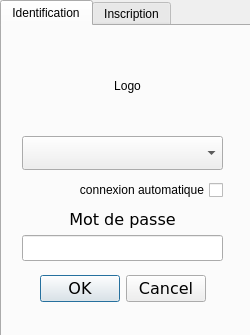
The window that src/views/forms/authdialog.ui (LP-ACPI/VerrouYEAH) describes before a commit, drawn with Qt 5.
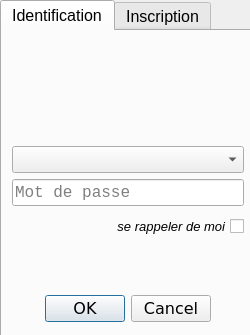
The same window after the commit. Icons and pictures are not drawn.

What changed in the file:
```diff
--- a/src/views/forms/authdialog.ui
+++ b/src/views/forms/authdialog.ui
@@ -41,6 +41,11 @@
      <height>341</height>
     </rect>
    </property>
+   <property name="font">
+    <font>
+     <pointsize>12</pointsize>
+    </font>
+   </property>
    <property name="contextMenuPolicy">
     <enum>Qt::NoContextMenu</enum>
    </property>
@@ -60,18 +65,100 @@
     <widget class="QWidget" name="layoutWidget">
      <property name="geometry">
       <rect>
-       <x>20</x>
-       <y>110</y>
-       <width>201</width>
-       <height>166</height>
+       <x>10</x>
+       <y>10</y>
+       <width>232</width>
+       <height>281</height>
       </rect>
      </property>
      <layout class="QVBoxLayout" name="verticalLayout">
+      <item>
+       <widget class="QLabel" name="logo">
+        <property name="sizePolicy">
+         <sizepolicy hsizetype="Expanding" vsizetype="Expanding">
+          <horstretch>0</horstretch>
+          <verstretch>0</verstretch>
+         </sizepolicy>
+        </property>
+        <property name="minimumSize">
+         <size>
+          <width>0</width>
+          <height>0</height>
+         </size>
+        </property>
+        <property name="maximumSize">
+         <size>
+          <width>230</width>
+          <height>120</height>
+         </size>
+        </property>
+        <property name="baseSize">
+         <size>
+          <width>370</width>
+          <height>200</height>
+         </size>
+        </property>
+        <property name="text">
+         <string/>
+        </property>
+        <property name="pixmap">
+         <pixmap resource="../../../res/res.qrc">:/images/logo_temporaire.png</pixmap>
+        </property>
+        <property name="scaledContents">
+         <bool>true</bool>
+        </property>
+        <property name="alignment">
+         <set>Qt::AlignCenter</set>
+        </property>
+        <property name="indent">
+         <number>0</number>
+        </property>
+       </widget>
+      </item>
+      <item>
+       <spacer name="verticalSpacer_2">
+        <property name="orientation">
+         <enum>Qt::Vertical</enum>
+        </property>
+        <property name="sizeHint" stdset="0">
+         <size>
+          <width>20</width>
+          <height>40</height>
+         </size>
+        </property>
+       </spacer>
+      </item>
       <item>
        <widget class="QComboBox" name="loginList">
+        <property name="font">
+         <font>
+          <pointsize>12</pointsize>
+         </font>
+        </property>
         <property name="styleSheet">
-         <string notr="true">height:28px;
-font-size:21px;</string>
+         <string notr="true">font-size:12pt;</string>
+        </property>
+       </widget>
+      </item>
+      <item>
+       <widget class="QLineEdit" name="userPassInput">
+        <property name="font">
+         <font>
+          <family>Monospace</family>
+          <pointsize>12</pointsize>
+         </font>
+        </property>
+        <property name="styleSheet">
+         <string notr="true"/>
+        </property>
+        <property name="inputMethodHints">
+         <set>Qt::ImhHiddenText|Qt::ImhNoAutoUppercase|Qt::ImhNoPredictiveText|Qt::ImhSensitiveData</set>
+        </property>
+        <property name="echoMode">
+         <enum>QLineEdit::Password</enum>
+        </property>
+        <property name="placeholderText">
+         <string>Mot de passe</string>
         </property>
        </widget>
       </item>
@@ -89,6 +176,13 @@
           <height>28</height>
          </size>
         </property>
+        <property name="font">
+         <font>
+          <pointsize>10</pointsize>
+          <italic>true</italic>
+          <kerning>true</kerning>
+         </font>
+        </property>
         <property name="toolTip">
          <string>Connexion automaitique à cet utilisateur</string>
         </property>
@@ -99,45 +193,7 @@
          <bool>false</bool>
         </property>
         <property name="text">
-         <string>connexion automatique</string>
-        </property>
-       </widget>
-      </item>
-      <item>
-       <widget class="QLabel" name="userPassLabel">
-        <property name="font">
-         <font>
-          <family>DejaVu Sans</family>
-          <pointsize>12</pointsize>
-         </font>
-        </property>
-        <property name="styleSheet">
-         <string notr="true"/>
-        </property>
-        <property name="text">
-         <string>Mot de passe</string>
-        </property>
-        <property name="alignment">
-         <set>Qt::AlignBottom|Qt::AlignHCenter</set>
-        </property>
-       </widget>
-      </item>
-      <item>
-       <widget class="QLineEdit" name="userPassInput">
-        <property name="font">
-         <font>
-          <family>Monospace</family>
-          <pointsize>11</pointsize>
-         </font>
-        </property>
-        <property name="styleSheet">
-         <string notr="true"/>
-        </property>
-        <property name="inputMethodHints">
-         <set>Qt::ImhHiddenText|Qt::ImhNoAutoUppercase|Qt::ImhNoPredictiveText|Qt::ImhSensitiveData</set>
-        </property>
-        <property name="echoMode">
-         <enum>QLineEdit::Password</enum>
+         <string>se rappeler de moi</string>
         </property>
        </widget>
       </item>
@@ -178,37 +234,6 @@
       </item>
      </layout>
     </widget>
-    <widget class="QLabel" name="logo">
-     <property name="geometry">
-      <rect>
-       <x>20</x>
-       <y>10</y>
-       <width>211</width>
-       <height>100</height>
-      </rect>
-     </property>
-     <property name="minimumSize">
-      <size>
-       <width>0</width>
-       <height>100</height>
-      </size>
-     </property>
-     <property name="maximumSize">
-      <size>
-       <width>16777215</width>
-       <height>16777215</height>
-      </size>
-     </property>
-     <property name="text">
-      <string>Logo</string>
-     </property>
-     <property name="alignment">
-      <set>Qt::AlignCenter</set>
-     </property>
-     <property name="indent">
-      <number>0</number>
-     </property>
-    </widget>
    </widget>
    <widget class="QWidget" name="creationTab">
     <attribute name="title">
```
Left out of the diff: 12 changed lines with no effect on the pictures.
